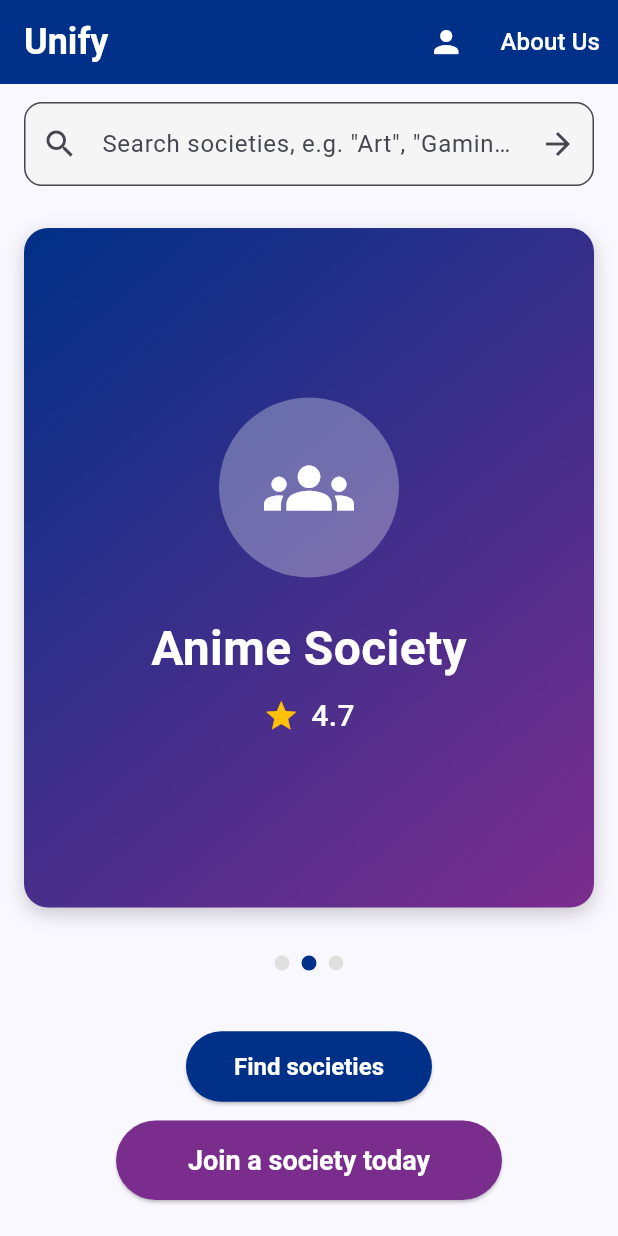
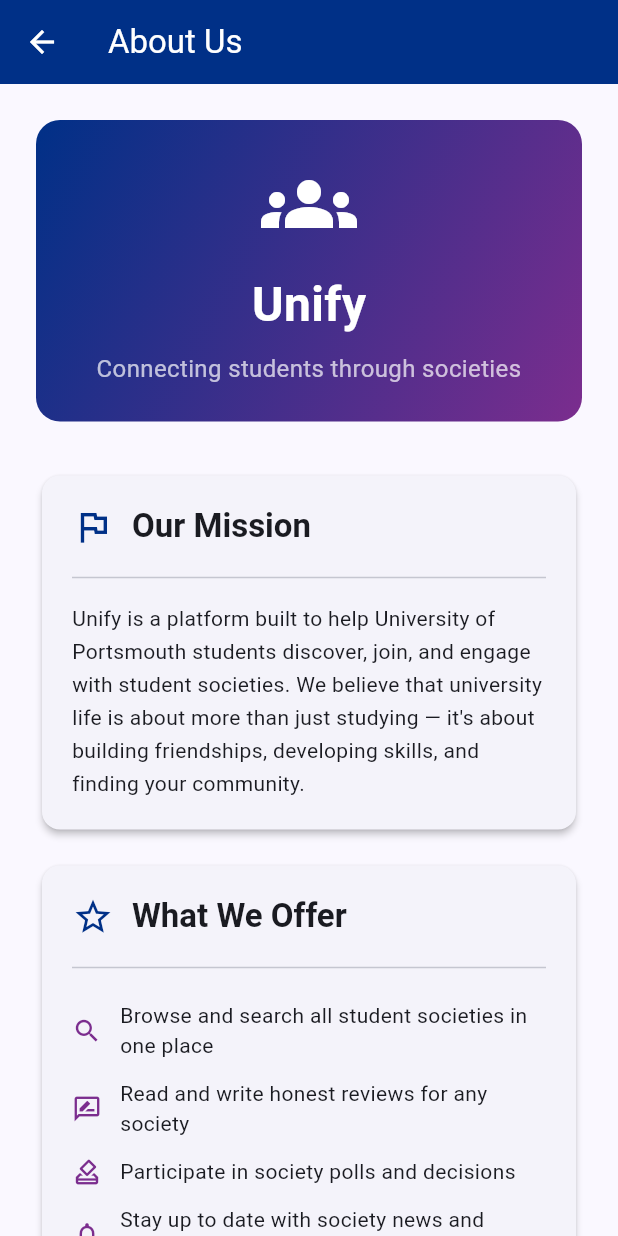
Before and after one commit to super-monkey-fanclub/Unify-Coursework, a Flutter app: the screen it shows after launch, after a tap on "About Us", on a phone screen of 412 x 824 dp. Run offline on Flutter 3.47's test engine with Material 3 defaults, Android fonts, the light colour scheme and no system bars.

Commit message:
add an about us page

```diff
--- /dev/null
+++ b/requirements.txt
@@ -0,0 +1,5 @@
+Django>=4.2.0
+psycopg2-binary>=2.9.0
+django-cors-headers>=4.0.0
+djangorestframework>=3.14.0
+python-dotenv>=1.0.0
--- /dev/null
+++ b/unify_frontend/lib/about_us.dart
@@ -0,0 +1,223 @@
+import 'package:flutter/material.dart';
+
+class AboutUsPage extends StatelessWidget {
+  const AboutUsPage({super.key});
+
+  @override
+  Widget build(BuildContext context) {
+    return Scaffold(
+      appBar: AppBar(
+        backgroundColor: Theme.of(context).colorScheme.primary,
+        title: const Text(
+          'About Us',
+          style: TextStyle(color: Colors.white),
+        ),
+        iconTheme: const IconThemeData(color: Colors.white),
+      ),
+      body: SingleChildScrollView(
+        padding: const EdgeInsets.all(24.0),
+        child: Column(
+          crossAxisAlignment: CrossAxisAlignment.start,
+          children: [
+            // Hero banner
+            Container(
+              width: double.infinity,
+              padding: const EdgeInsets.all(24.0),
+              decoration: BoxDecoration(
+                gradient: LinearGradient(
+                  begin: Alignment.topLeft,
+                  end: Alignment.bottomRight,
+                  colors: [
+                    Theme.of(context).colorScheme.primary,
+                    Theme.of(context).colorScheme.secondary,
+                  ],
+                ),
+                borderRadius: BorderRadius.circular(16),
+              ),
+              child: const Column(
+                children: [
+                  Icon(Icons.groups, size: 64, color: Colors.white),
+                  SizedBox(height: 12),
+                  Text(
+                    'Unify',
+                    style: TextStyle(
+                      color: Colors.white,
+                      fontSize: 32,
+                      fontWeight: FontWeight.bold,
+                    ),
+                  ),
+                  SizedBox(height: 8),
+                  Text(
+                    'Connecting students through societies',
+                    style: TextStyle(
+                      color: Colors.white70,
+                      fontSize: 16,
+                    ),
+                    textAlign: TextAlign.center,
+                  ),
+                ],
+              ),
+            ),
+
+            const SizedBox(height: 32),
+
+            // Mission section
+            _SectionCard(
+              icon: Icons.flag_outlined,
+              title: 'Our Mission',
+              content:
+                  'Unify is a platform built to help University of Portsmouth students '
+                  'discover, join, and engage with student societies. We believe that '
+                  'university life is about more than just studying — it\'s about '
+                  'building friendships, developing skills, and finding your community.',
+            ),
+
+            const SizedBox(height: 16),
+
+            // What we offer section
+            _SectionCard(
+              icon: Icons.star_outline,
+              title: 'What We Offer',
+              content: null,
+              child: const Column(
+                children: [
+                  _FeatureItem(
+                    icon: Icons.search,
+                    text: 'Browse and search all student societies in one place',
+                  ),
+                  _FeatureItem(
+                    icon: Icons.rate_review_outlined,
+                    text: 'Read and write honest reviews for any society',
+                  ),
+                  _FeatureItem(
+                    icon: Icons.how_to_vote_outlined,
+                    text: 'Participate in society polls and decisions',
+                  ),
+                  _FeatureItem(
+                    icon: Icons.notifications_outlined,
+                    text: 'Stay up to date with society news and events',
+                  ),
+                ],
+              ),
+            ),
+
+            const SizedBox(height: 16),
+
+            // Team section
+            _SectionCard(
+              icon: Icons.people_outline,
+              title: 'The Team',
+              content:
+                  'Unify was created by a team of University of Portsmouth students '
+                  'as part of a software engineering project. Our goal was to build '
+                  'a real, useful tool for the student community using modern '
+                  'technologies including Flutter and Django.',
+            ),
+
+            const SizedBox(height: 16),
+
+            // Contact section
+            _SectionCard(
+              icon: Icons.mail_outline,
+              title: 'Contact Us',
+              content:
+                  'Have a question, suggestion, or spotted a bug? We\'d love to hear '
+                  'from you.\n\nEmail: unify-support@placeholder.port.ac.uk\n'
+                  'Website: www.placeholder-unify.port.ac.uk',
+            ),
+
+            const SizedBox(height: 32),
+
+            Center(
+              child: Text(
+                '© 2026 Unify — University of Portsmouth',
+                style: TextStyle(color: Colors.grey.shade500, fontSize: 13),
+              ),
+            ),
+
+            const SizedBox(height: 16),
+          ],
+        ),
+      ),
+    );
+  }
+}
+
+class _SectionCard extends StatelessWidget {
+  final IconData icon;
+  final String title;
+  final String? content;
+  final Widget? child;
+
+  const _SectionCard({
+    required this.icon,
+    required this.title,
+    required this.content,
+    this.child,
+  });
+
+  @override
+  Widget build(BuildContext context) {
+    return Card(
+      elevation: 2,
+      shape: RoundedRectangleBorder(borderRadius: BorderRadius.circular(12)),
+      child: Padding(
+        padding: const EdgeInsets.all(20.0),
+        child: Column(
+          crossAxisAlignment: CrossAxisAlignment.start,
+          children: [
+            Row(
+              children: [
+                Icon(icon, color: Theme.of(context).colorScheme.primary, size: 28),
+                const SizedBox(width: 12),
+                Text(
+                  title,
+                  style: Theme.of(context).textTheme.titleLarge?.copyWith(
+                        fontWeight: FontWeight.bold,
+                      ),
+                ),
+              ],
+            ),
+            const SizedBox(height: 12),
+            const Divider(),
+            const SizedBox(height: 8),
+            if (content != null)
+              Text(
+                content!,
+                style: Theme.of(context).textTheme.bodyMedium?.copyWith(
+                      height: 1.6,
+                    ),
+              ),
+            if (child != null) child!,
+          ],
+        ),
+      ),
+    );
+  }
+}
+
+class _FeatureItem extends StatelessWidget {
+  final IconData icon;
+  final String text;
+
+  const _FeatureItem({required this.icon, required this.text});
+
+  @override
+  Widget build(BuildContext context) {
+    return Padding(
+      padding: const EdgeInsets.symmetric(vertical: 6.0),
+      child: Row(
+        children: [
+          Icon(icon, size: 20, color: Theme.of(context).colorScheme.secondary),
+          const SizedBox(width: 12),
+          Expanded(
+            child: Text(
+              text,
+              style: Theme.of(context).textTheme.bodyMedium,
+            ),
+          ),
+        ],
+      ),
+    );
+  }
+}
--- a/unify_frontend/lib/main.dart
+++ b/unify_frontend/lib/main.dart
@@ -2,6 +2,7 @@ import 'package:flutter/material.dart';
 import 'dart:async';
 import 'profile.dart';
 import 'socieites.dart';
+import 'about_us.dart'; // Add this import
 
 void main() {
   runApp(const UnifyApp());
@@ -97,7 +98,9 @@ class _HomePageState extends State<HomePage> {
           ),
           TextButton(
             onPressed: () {
-              // Placeholder for About Us navigation
+              Navigator.of(context).push(MaterialPageRoute(
+                builder: (_) => const AboutUsPage(), // Replace placeholder comment
+              ));
             },
             child: const Text(
               'About Us',
```
Also changed, not shown: 1 other file.
